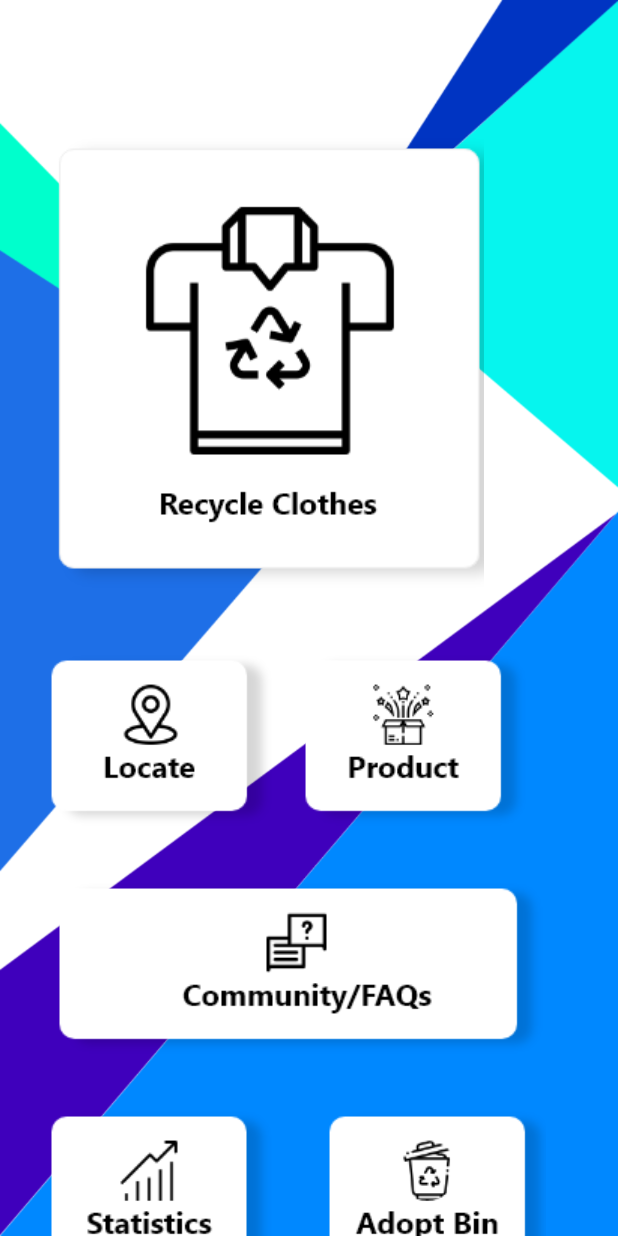
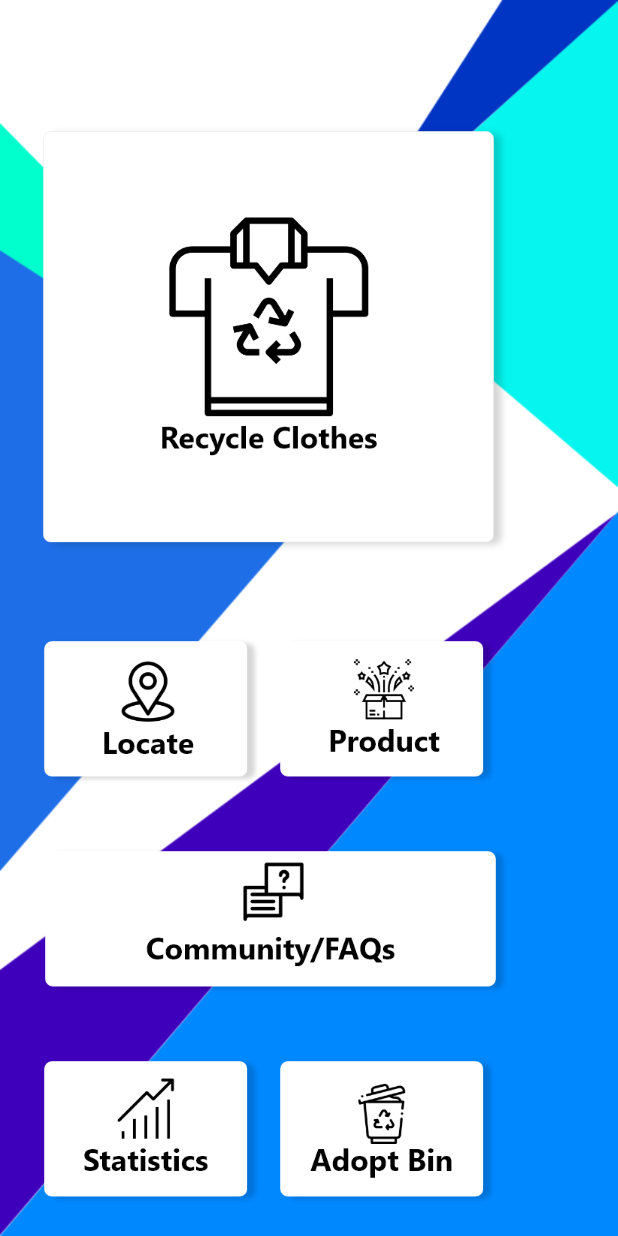
Before and after one commit to moondeibui/Lynen, an Android app: the MainActivity screen opened directly, with no data from a screen before it, on a phone screen of 412 x 824 dp. Run offline under Robolectric (Android 15) with nearby library versions, the phone set to English and light mode, and no system bars.

Commit message:
Updated Home Page, re-updated Icons to better quality. *NOTE: RecycleClothes Page still not done.

```diff
--- a/app/src/main/res/layout/activity_main.xml
+++ b/app/src/main/res/layout/activity_main.xml
@@ -26,7 +26,7 @@
                     android:id="@+id/main_page_recycle_btn"
                     android:layout_width="wrap_content"
                     android:layout_height="wrap_content"
-                    android:layout_marginLeft="25dp"
+                    android:layout_marginLeft="7dp"
                     android:background="@null"
                     android:src="@drawable/recycle_button">
                 </ImageButton>
@@ -37,7 +37,7 @@
                 android:id="@+id/main_pg_sub_linear_layout_2"
                 android:layout_width="wrap_content"
                 android:layout_height="wrap_content"
-                android:layout_margin="15dp"
+                android:layout_margin="20dp"
                 android:orientation="horizontal">
 
                 <ImageButton
@@ -80,7 +80,7 @@
                 android:id="@+id/main_pg_sub_linear_layout_4"
                 android:layout_width="wrap_content"
                 android:layout_height="wrap_content"
-                android:layout_margin="15dp"
+                android:layout_margin="20dp"
                 android:orientation="horizontal">
 
                 <ImageButton
@@ -95,12 +95,29 @@
                     android:id="@+id/main_page_adopt_bin_btn"
                     android:layout_width="wrap_content"
                     android:layout_height="wrap_content"
-                    android:layout_marginLeft="15dp"
                     android:background="@null"
                     android:src="@drawable/adopt_bin">
                 </ImageButton>
 
             </LinearLayout>
 
+            <LinearLayout
+                android:id="@+id/main_pg_sub_linear_layout_5"
+                android:layout_width="wrap_content"
+                android:layout_height="wrap_content"
+                android:layout_margin="15dp"
+                android:orientation="horizontal">
+
+                <ImageButton
+                    android:id="@+id/main_page_login_signup_btn"
+                    android:layout_width="wrap_content"
+                    android:layout_height="wrap_content"
+                    android:layout_marginLeft="15dp"
+                    android:background="@null"
+                    android:src="@drawable/login_signup">
+                </ImageButton>
+
+            </LinearLayout>
+
         </LinearLayout>
 </androidx.core.widget.NestedScrollView>
```
Also changed, not shown: app/src/main/res/drawable-mdpi/adopt_bin.png (deleted), app/src/main/res/drawable-mdpi/camera_button.png (deleted), app/src/main/res/drawable-mdpi/community_button.png (deleted), app/src/main/res/drawable-mdpi/locate_button.png (deleted), app/src/main/res/drawable-mdpi/product_button.png (deleted), app/src/main/res/drawable-mdpi/recycle_button.png (deleted), app/src/main/res/drawable-mdpi/statistics.png (deleted), app/src/main/res/drawable-xhdpi/adopt_bin.png (added), app/src/main/res/drawable-xhdpi/camera_button.png (added), app/src/main/res/drawable-xhdpi/community_button.png (added), app/src/main/res/drawable-xhdpi/locate_button.png (added), app/src/main/res/drawable-xhdpi/login_signup.png (added), app/src/main/res/drawable-xhdpi/product_button.png (added), app/src/main/res/drawable-xhdpi/recycle_button.png (added), 1 more files.
